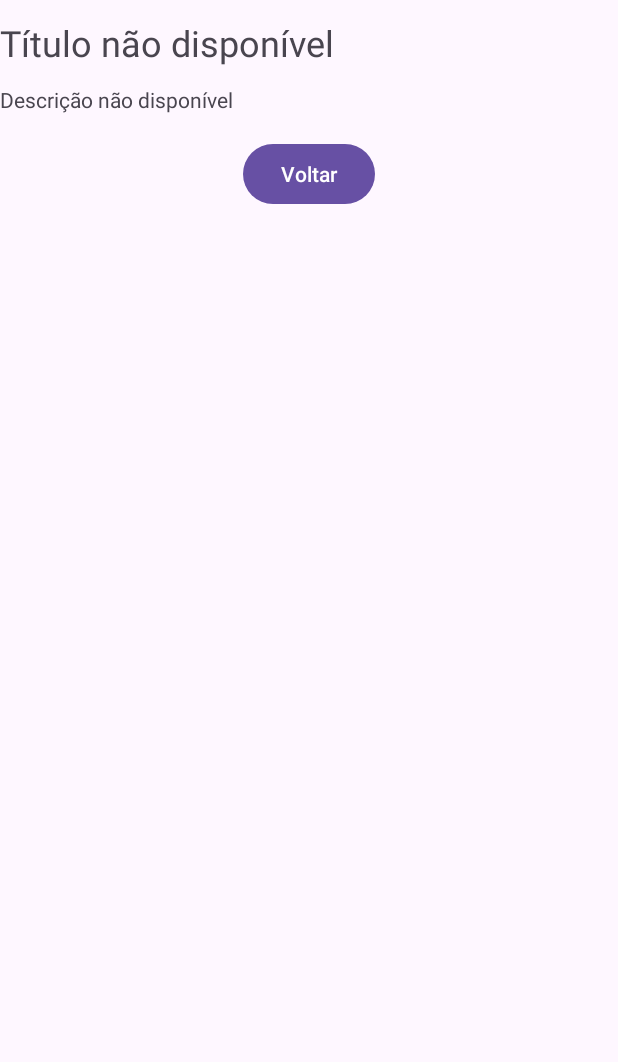
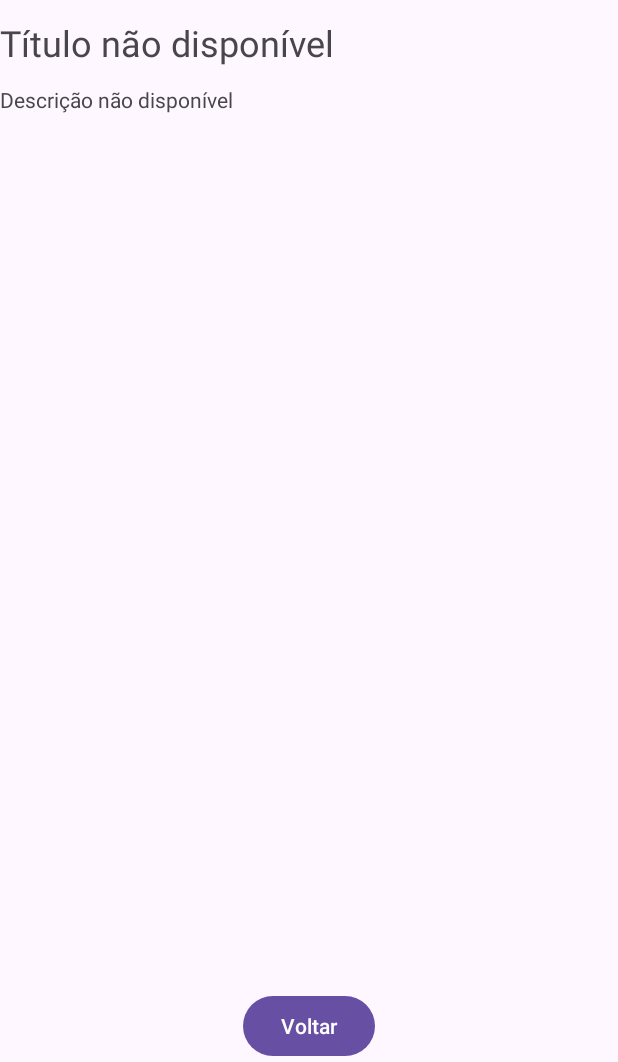
Before and after one commit to GabrielDittrich/trabalho-kotlin, an Android app: the Epicteto screen opened directly, with no data from a screen before it, on a phone screen of 412 x 824 dp, the part 174-1236 px from its top. Run offline under Robolectric (Android 15) with nearby library versions, the phone set to English and light mode, and no system bars.

Commit message:
Ajeitando os Ids

```diff
--- a/app/src/main/res/layout/activity_epicteto.xml
+++ b/app/src/main/res/layout/activity_epicteto.xml
@@ -1,6 +1,7 @@
 <?xml version="1.0" encoding="utf-8"?>
 <androidx.constraintlayout.widget.ConstraintLayout xmlns:android="http://schemas.android.com/apk/res/android"
     xmlns:app="http://schemas.android.com/apk/res-auto"
+    xmlns:tools="http://schemas.android.com/tools"
     android:layout_width="match_parent"
     android:layout_height="match_parent">
 
@@ -37,8 +38,7 @@
         android:layout_width="wrap_content"
         android:layout_height="wrap_content"
         android:text="Voltar"
-        app:layout_constraintTop_toBottomOf="@id/txtDescricaoFilme"
-        app:layout_constraintStart_toStartOf="parent"
+        app:layout_constraintBottom_toBottomOf="parent"
         app:layout_constraintEnd_toEndOf="parent"
-        android:layout_marginTop="16dp"/>
+        app:layout_constraintStart_toStartOf="parent" />
 </androidx.constraintlayout.widget.ConstraintLayout>
```
